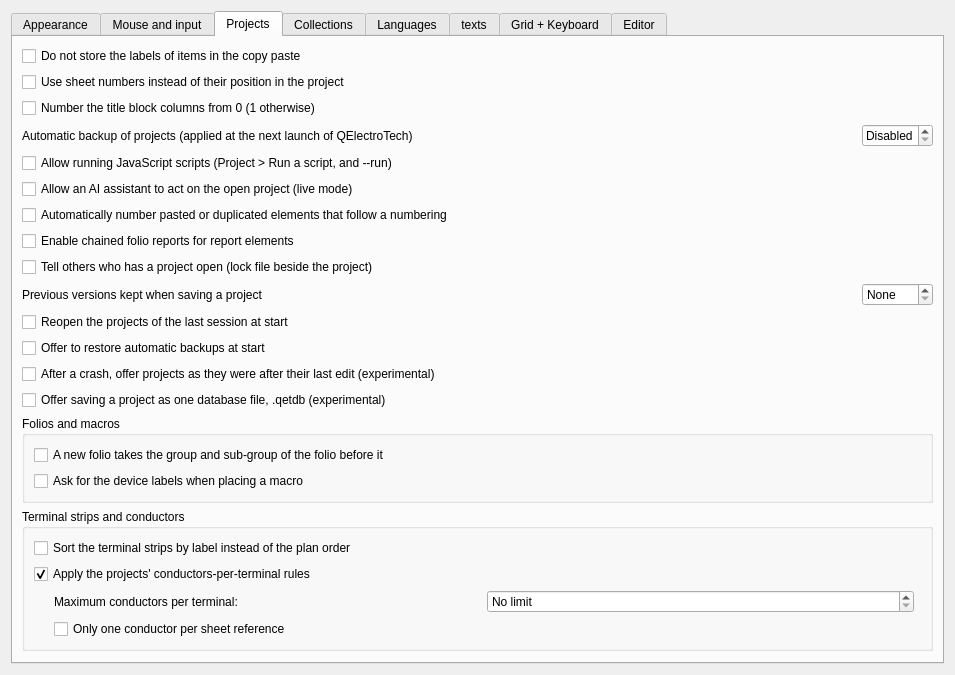
Qt form sources/ui/configpage/generalconfigurationpage.ui (AJOL42300/qelectrotech-source-mirror) before a commit.
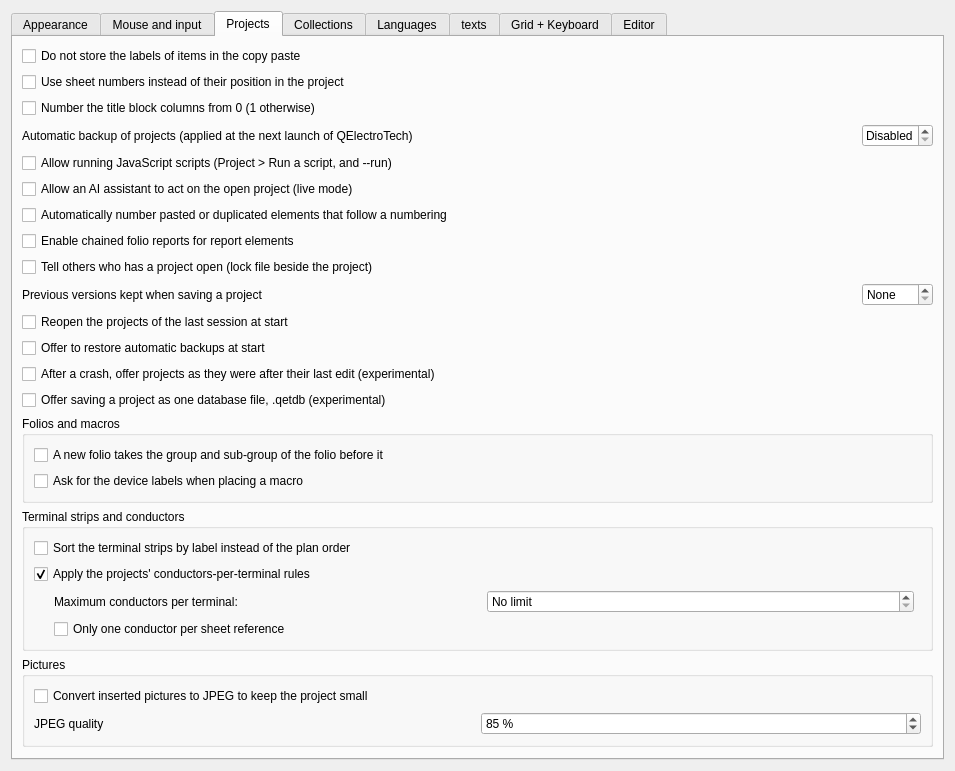
The same form after that commit. The open tabs and pages were chosen to show the change. Icons and pictures are not drawn. Custom widgets are drawn as their Qt base class.

Commit message:
Add stretch, crop, rotation, opacity and storage options for folio pictures
Numeric crop fields, +/-90 degree rotation, opacity, a per-picture
Transparency check box (PNG) and JPEG storage of inserted opaque pictures,
with a setting in Configuration > General. Existing files load unchanged.

What changed in the file:
```diff
--- a/sources/ui/configpage/generalconfigurationpage.ui
+++ b/sources/ui/configpage/generalconfigurationpage.ui
@@ -899,7 +899,49 @@
          </layout>
         </widget>
        </item>
-       <item row="16" column="0">
+       <item row="16" column="0" colspan="3">
+        <widget class="QGroupBox" name="m_images_gb">
+         <property name="title">
+          <string>Pictures</string>
+         </property>
+         <layout class="QGridLayout" name="m_images_gb_layout">
+          <item row="0" column="0" colspan="2">
+           <widget class="QCheckBox" name="m_images_convert_cb">
+            <property name="text">
+             <string>Convert inserted pictures to JPEG to keep the project small</string>
+            </property>
+            <property name="toolTip">
+             <string>Pictures with transparency and SVG pictures are not converted, and neither are JPEG pictures. The picture file on disk is never changed.</string>
+            </property>
+           </widget>
+          </item>
+          <item row="1" column="0">
+           <widget class="QLabel" name="m_images_quality_label">
+            <property name="text">
+             <string>JPEG quality</string>
+            </property>
+           </widget>
+          </item>
+          <item row="1" column="1">
+           <widget class="QSpinBox" name="m_images_quality_sb">
+            <property name="suffix">
+             <string> %</string>
+            </property>
+            <property name="minimum">
+             <number>1</number>
+            </property>
+            <property name="maximum">
+             <number>100</number>
+            </property>
+            <property name="value">
+             <number>85</number>
+            </property>
+           </widget>
+          </item>
+         </layout>
+        </widget>
+       </item>
+       <item row="17" column="0">
         <spacer name="verticalSpacer_2">
          <property name="orientation">
           <enum>Qt::Vertical</enum>
```
The commit also changes 13 other files.
